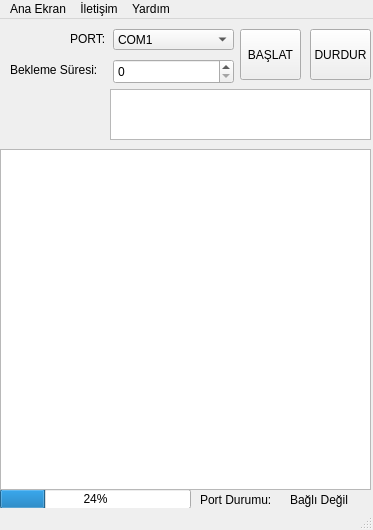
First picture: the form in qt.ui, repository mcagriaksoy/Serial-Communication-GUI-Program, before the edit.
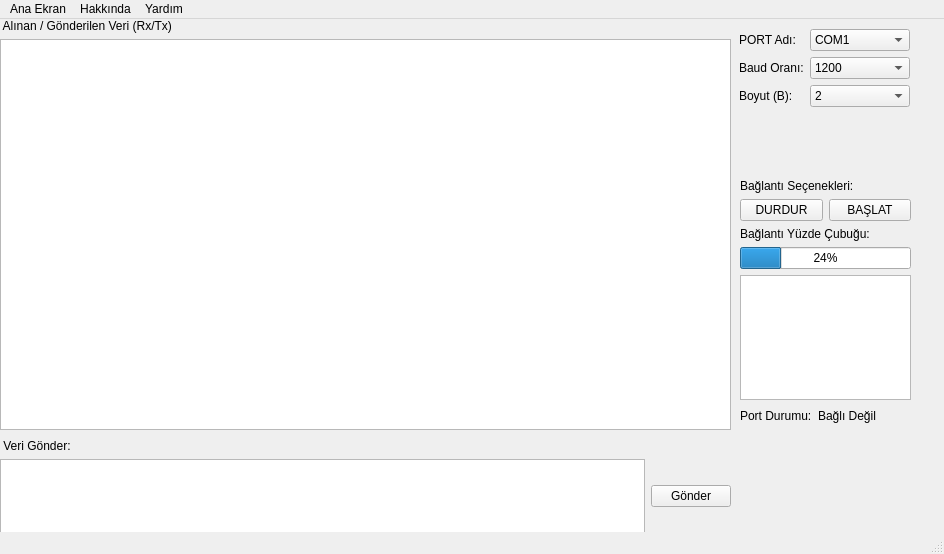
Second picture: the form after the edit. Icons and pictures are not drawn.

Patch:
```diff
--- a/qt.ui
+++ b/qt.ui
@@ -6,36 +6,52 @@
    <rect>
     <x>0</x>
     <y>0</y>
-    <width>373</width>
-    <height>530</height>
+    <width>944</width>
+    <height>554</height>
    </rect>
   </property>
   <property name="windowTitle">
    <string>PyQT ile Seri haberleşme</string>
   </property>
   <widget class="QWidget" name="centralwidget">
-   <widget class="QPushButton" name="pushButton">
+   <widget class="QLabel" name="label">
     <property name="geometry">
      <rect>
-      <x>240</x>
+      <x>740</x>
+      <y>420</y>
+      <width>171</width>
+      <height>91</height>
+     </rect>
+    </property>
+    <property name="text">
+     <string/>
+    </property>
+    <property name="pixmap">
+     <pixmap>index.jpeg</pixmap>
+    </property>
+    <property name="scaledContents">
+     <bool>true</bool>
+    </property>
+   </widget>
+   <widget class="QWidget" name="formLayoutWidget">
+    <property name="geometry">
+     <rect>
+      <x>739</x>
       <y>10</y>
-      <width>61</width>
-      <height>51</height>
+      <width>171</width>
+      <height>146</height>
      </rect>
     </property>
+    <layout class="QFormLayout" name="formLayout">
+     <item row="0" column="0">
+      <widget class="QLabel" name="label_2">
     <property name="text">
-     <string>BAŞLAT</string>
-    </property>
-   </widget>
+        <string>PORT Adı:</string>
+       </property>
+      </widget>
+     </item>
+     <item row="0" column="1">
    <widget class="QComboBox" name="combo">
-    <property name="geometry">
-     <rect>
-      <x>113</x>
-      <y>10</y>
-      <width>121</width>
-      <height>21</height>
-     </rect>
-    </property>
     <item>
      <property name="text">
       <string>COM1</string>
@@ -77,64 +93,142 @@
      </property>
     </item>
    </widget>
-   <widget class="QLabel" name="label_2">
-    <property name="geometry">
-     <rect>
-      <x>70</x>
-      <y>10</y>
-      <width>51</width>
-      <height>20</height>
-     </rect>
-    </property>
+     </item>
+     <item row="1" column="0">
+      <widget class="QLabel" name="label_6">
+       <property name="text">
+        <string>Baud Oranı:</string>
+       </property>
+      </widget>
+     </item>
+     <item row="1" column="1">
+      <widget class="QComboBox" name="comboBox">
+       <item>
     <property name="text">
-     <string>PORT:</string>
-    </property>
-   </widget>
-   <widget class="QSpinBox" name="spinBox">
+         <string>1200</string>
+        </property>
+       </item>
+       <item>
+        <property name="text">
+         <string>2400</string>
+        </property>
+       </item>
+       <item>
+        <property name="text">
+         <string>4800</string>
+        </property>
+       </item>
+       <item>
+        <property name="text">
+         <string>9600</string>
+        </property>
+       </item>
+       <item>
+        <property name="text">
+         <string>19200</string>
+        </property>
+       </item>
+       <item>
+        <property name="text">
+         <string>38400</string>
+        </property>
+       </item>
+       <item>
+        <property name="text">
+         <string>57600</string>
+        </property>
+       </item>
+       <item>
+        <property name="text">
+         <string>115200</string>
+        </property>
+       </item>
+      </widget>
+     </item>
+     <item row="2" column="0">
+      <widget class="QLabel" name="label_7">
+       <property name="text">
+        <string>Boyut (B):</string>
+       </property>
+      </widget>
+     </item>
+     <item row="2" column="1">
+      <widget class="QComboBox" name="comboBox_2">
+       <item>
+        <property name="text">
+         <string>2</string>
+        </property>
+       </item>
+       <item>
+        <property name="text">
+         <string>4</string>
+        </property>
+       </item>
+       <item>
+        <property name="text">
+         <string>8</string>
+        </property>
+       </item>
+       <item>
+        <property name="text">
+         <string>16</string>
+        </property>
+       </item>
+       <item>
+        <property name="text">
+         <string>32</string>
+        </property>
+       </item>
+       <item>
+        <property name="text">
+         <string>64</string>
+        </property>
+       </item>
+      </widget>
+     </item>
+    </layout>
+   </widget>
+   <widget class="QWidget" name="gridLayoutWidget">
     <property name="geometry">
      <rect>
-      <x>113</x>
-      <y>40</y>
-      <width>121</width>
-      <height>25</height>
+      <x>0</x>
+      <y>0</y>
+      <width>731</width>
+      <height>411</height>
      </rect>
     </property>
-   </widget>
+    <layout class="QGridLayout" name="gridLayout">
+     <item row="1" column="0">
+      <widget class="QListWidget" name="listWidget"/>
+     </item>
+     <item row="0" column="0">
    <widget class="QLabel" name="label_3">
+       <property name="text">
+        <string> Alınan / Gönderilen Veri (Rx/Tx)</string>
+       </property>
+      </widget>
+     </item>
+    </layout>
+   </widget>
+   <widget class="QWidget" name="formLayoutWidget_2">
     <property name="geometry">
      <rect>
-      <x>10</x>
-      <y>30</y>
-      <width>101</width>
-      <height>41</height>
+      <x>740</x>
+      <y>390</y>
+      <width>171</width>
+      <height>21</height>
      </rect>
     </property>
-    <property name="text">
-     <string>Bekleme Süresi:</string>
-    </property>
-   </widget>
+    <layout class="QFormLayout" name="formLayout_2">
+     <item row="0" column="0">
    <widget class="QLabel" name="label_4">
-    <property name="geometry">
-     <rect>
-      <x>200</x>
-      <y>470</y>
-      <width>101</width>
-      <height>21</height>
-     </rect>
-    </property>
     <property name="text">
      <string>Port Durumu:</string>
     </property>
    </widget>
+     </item>
+     <item row="0" column="1">
    <widget class="QLabel" name="label_5">
-    <property name="geometry">
-     <rect>
-      <x>290</x>
-      <y>470</y>
-      <width>71</width>
-      <height>21</height>
-     </rect>
-    </property>
     <property name="styleSheet">
      <string notr="true"/>
     </property>
@@ -142,70 +236,91 @@
      <string>Bağlı Değil</string>
     </property>
    </widget>
+     </item>
+    </layout>
+   </widget>
+   <widget class="QWidget" name="gridLayoutWidget_3">
+    <property name="geometry">
+     <rect>
+      <x>0</x>
+      <y>420</y>
+      <width>731</width>
+      <height>94</height>
+     </rect>
+    </property>
+    <layout class="QGridLayout" name="gridLayout_3">
+     <item row="1" column="0">
+      <widget class="QTextEdit" name="textEdit_2"/>
+     </item>
+     <item row="0" column="0">
+      <widget class="QLabel" name="label_9">
+       <property name="text">
+        <string> Veri Gönder:</string>
+       </property>
+      </widget>
+     </item>
+     <item row="1" column="1">
+      <widget class="QPushButton" name="pushButton_3">
+       <property name="text">
+        <string>Gönder</string>
+       </property>
+      </widget>
+     </item>
+    </layout>
+   </widget>
+   <widget class="QWidget" name="verticalLayoutWidget">
+    <property name="geometry">
+     <rect>
+      <x>740</x>
+      <y>160</y>
+      <width>171</width>
+      <height>221</height>
+     </rect>
+    </property>
+    <layout class="QVBoxLayout" name="verticalLayout">
+     <item>
+      <widget class="QLabel" name="label_10">
+       <property name="text">
+        <string>Bağlantı Seçenekleri:</string>
+       </property>
+      </widget>
+     </item>
+     <item>
+      <layout class="QHBoxLayout" name="horizontalLayout_2">
+       <item>
+        <widget class="QPushButton" name="pushButton_2">
+         <property name="text">
+          <string>DURDUR</string>
+         </property>
+        </widget>
+       </item>
+       <item>
+        <widget class="QPushButton" name="pushButton">
+         <property name="text">
+          <string>BAŞLAT</string>
+         </property>
+        </widget>
+       </item>
+      </layout>
+     </item>
+     <item>
+      <widget class="QLabel" name="label_8">
+       <property name="text">
+        <string>Bağlantı Yüzde Çubuğu:</string>
+       </property>
+      </widget>
+     </item>
+     <item>
    <widget class="QProgressBar" name="progressBar">
-    <property name="geometry">
-     <rect>
-      <x>0</x>
-      <y>470</y>
-      <width>191</width>
-      <height>20</height>
-     </rect>
-    </property>
     <property name="value">
      <number>24</number>
     </property>
    </widget>
-   <widget class="QPushButton" name="pushButton_2">
-    <property name="geometry">
-     <rect>
-      <x>310</x>
-      <y>10</y>
-      <width>61</width>
-      <height>51</height>
-     </rect>
-    </property>
-    <property name="text">
-     <string>DURDUR</string>
-    </property>
-   </widget>
-   <widget class="QListWidget" name="listWidget">
-    <property name="geometry">
-     <rect>
-      <x>0</x>
-      <y>130</y>
-      <width>371</width>
-      <height>341</height>
-     </rect>
-    </property>
-   </widget>
-   <widget class="QTextEdit" name="textEdit">
-    <property name="geometry">
-     <rect>
-      <x>110</x>
-      <y>70</y>
-      <width>261</width>
-      <height>51</height>
-     </rect>
-    </property>
-   </widget>
-   <widget class="QLabel" name="label">
-    <property name="geometry">
-     <rect>
-      <x>0</x>
-      <y>70</y>
-      <width>101</width>
-      <height>51</height>
-     </rect>
-    </property>
-    <property name="text">
-     <string/>
-    </property>
-    <property name="pixmap">
-     <pixmap>index.jpeg</pixmap>
-    </property>
-    <property name="scaledContents">
-     <bool>true</bool>
-    </property>
+     </item>
+     <item>
+      <widget class="QTextEdit" name="textEdit"/>
+     </item>
+    </layout>
    </widget>
   </widget>
   <widget class="QMenuBar" name="menubar">
@@ -213,7 +328,7 @@
     <rect>
      <x>0</x>
      <y>0</y>
-     <width>373</width>
+     <width>944</width>
      <height>21</height>
     </rect>
    </property>
@@ -224,7 +339,7 @@
    </widget>
    <widget class="QMenu" name="menu_leti_im">
     <property name="title">
-     <string>İletişim</string>
+     <string>Hakkında</string>
     </property>
    </widget>
    <widget class="QMenu" name="menuYard_m">
```
Lines whose indentation alone changed are shown as unchanged.
